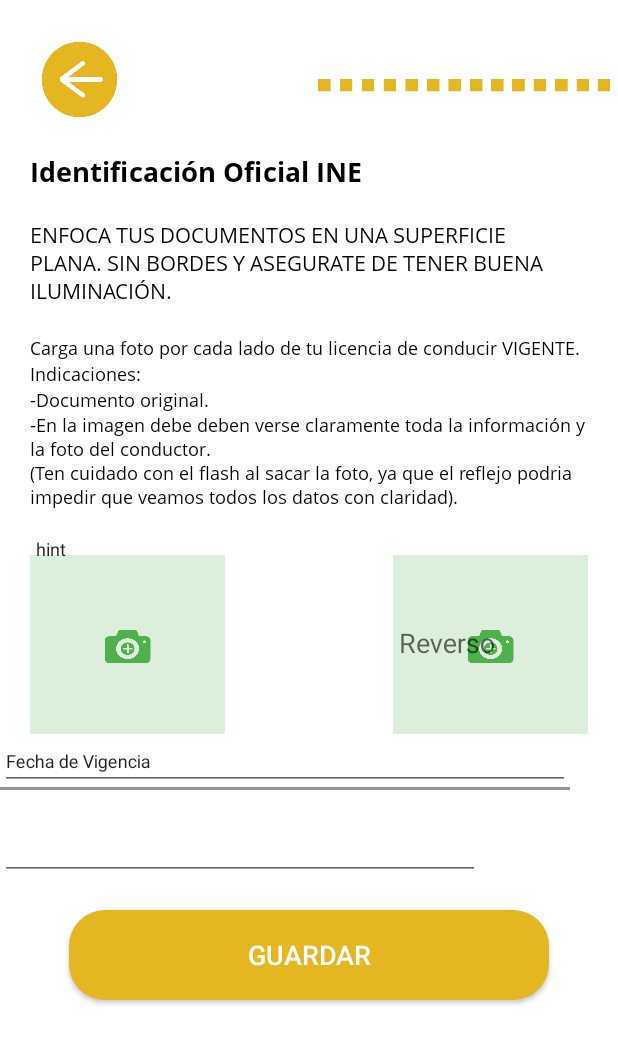
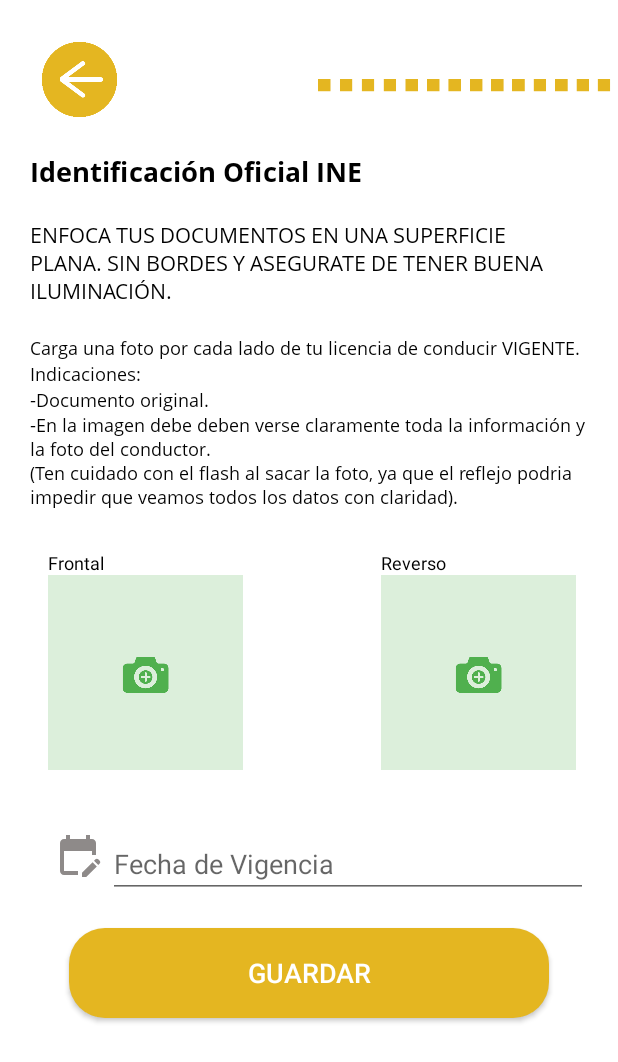
Before and after one commit to tutumAlejandro/TutumConductorV2, an Android app: the MainCapturaLicencia screen opened directly, with no data from a screen before it, on a phone screen of 412 x 824 dp. Shown: the top 1062 px of the screen. Run offline under Robolectric (Android 15) with nearby library versions, the light colour scheme and no system bars.

Commit message:
first commit

```diff
--- a/app/src/main/java/com/example/tutumconductorv2/MainRegistrate.java
+++ b/app/src/main/java/com/example/tutumconductorv2/MainRegistrate.java
@@ -126,7 +126,7 @@
         String Email = email.getEditText().getText().toString().trim();
         String Password = pass.getEditText().getText().toString().trim();
 
-        if(!check_nombre(Nombres) | !check_apeidom(ApeidoP) | !check_apeidop(ApeidoM) | !check_email(Email) | ! check_password(Password))
+        if(!check_nombre(Nombres) | !check_apeidom(ApeidoM) | !check_apeidop(ApeidoP) | !check_email(Email) | ! check_password(Password))
         {
             return;
         }else
--- /dev/null
+++ b/app/src/main/res/drawable/ic_baseline_edit_calendar_24.xml
@@ -0,0 +1,5 @@
+<vector android:height="24dp" android:tint="#8E8A89"
+    android:viewportHeight="24" android:viewportWidth="24"
+    android:width="24dp" xmlns:android="http://schemas.android.com/apk/res/android">
+    <path android:fillColor="@android:color/white" android:pathData="M12,22H5c-1.11,0 -2,-0.9 -2,-2L3.01,6c0,-1.1 0.88,-2 1.99,-2h1V2h2v2h8V2h2v2h1c1.1,0 2,0.9 2,2v6h-2v-2H5v10h7V22zM22.13,16.99l0.71,-0.71c0.39,-0.39 0.39,-1.02 0,-1.41l-0.71,-0.71c-0.39,-0.39 -1.02,-0.39 -1.41,0l-0.71,0.71L22.13,16.99zM21.42,17.7l-5.3,5.3H14v-2.12l5.3,-5.3L21.42,17.7z"/>
+</vector>
--- a/app/src/main/res/layout/activity_main_captura_licencia.xml
+++ b/app/src/main/res/layout/activity_main_captura_licencia.xml
@@ -121,73 +121,74 @@
                 android:layout_width="match_parent"
                 android:layout_height="wrap_content">
 
-                <com.google.android.material.textfield.TextInputLayout
+                <ImageView
                     android:id="@+id/img_frontal_licencia"
                     android:layout_width="@dimen/width_img_camera"
                     android:layout_height="@dimen/heigth_img_camara"
-                    app:errorEnabled="true"
+                    android:layout_marginStart="32dp"
+                    android:layout_marginTop="44dp"
+                    android:contentDescription="@string/imagenes"
                     app:layout_constraintStart_toStartOf="parent"
                     app:layout_constraintTop_toTopOf="parent"
-                    android:layout_marginStart="20dp"
-                    android:layout_marginTop="20dp">
+                    app:srcCompat="@drawable/img_camara_tutum" />
+                <TextView
+                    android:layout_width="wrap_content"
+                    android:layout_height="wrap_content"
+                    android:id="@+id/txt_frontal_licencia"
+                    android:text="@string/img_txt_frontal"
+                    android:textColor="@color/black"
+                    android:textSize="@dimen/size_text_body_capture"
+                    app:layout_constraintStart_toStartOf="@id/img_frontal_licencia"
+                    app:layout_constraintBottom_toTopOf="@id/img_frontal_licencia"/>
 
-                    <com.google.android.material.textfield.TextInputEditText
-                        android:layout_width="match_parent"
-                        android:layout_height="match_parent"
-                        android:foreground="@drawable/img_camara_tutum"
-                        android:hint="hint" />
-                </com.google.android.material.textfield.TextInputLayout>
-
-                <com.google.android.material.textfield.TextInputLayout
+                <ImageView
                     android:id="@+id/img_reverso_licencia"
                     android:layout_width="@dimen/width_img_camera"
                     android:layout_height="@dimen/heigth_img_camara"
-                    android:layout_marginTop="20dp"
+                    android:layout_marginTop="44dp"
+                    android:layout_marginEnd="28dp"
+                    android:contentDescription="@string/imagenes"
+                    app:layout_constraintEnd_toEndOf="parent"
+                    app:layout_constraintTop_toTopOf="parent"
+                    app:srcCompat="@drawable/img_camara_tutum" />
+                <TextView
+                    android:layout_width="wrap_content"
+                    android:layout_height="wrap_content"
+                    android:id="@+id/txt_reverso_licencia"
+                    android:text="@string/img_txt_reverso"
+                    android:textColor="@color/black"
+                    android:textSize="@dimen/size_text_body_capture"
+                    app:layout_constraintStart_toStartOf="@id/img_reverso_licencia"
+                    app:layout_constraintBottom_toTopOf="@id/img_reverso_licencia"/>
+
+
+                <ImageView
+                    android:id="@+id/icon_calendar_licencia"
+                    android:layout_width="@dimen/width_heigth_icon_documents"
+                    android:layout_height="@dimen/width_heigth_icon_documents"
+                    android:layout_marginEnd="4dp"
+                    android:layout_marginBottom="12dp"
+                    android:src="@drawable/ic_baseline_edit_calendar_24"
+                    app:layout_constraintBottom_toBottomOf="parent"
+                    app:layout_constraintEnd_toStartOf="@id/VigenciaLicencia"
+                    app:layout_constraintTop_toTopOf="@id/VigenciaLicencia"/>
+
+                <EditText
+                    android:id="@+id/VigenciaLicencia"
+                    android:layout_width="@dimen/width_boton"
+                    android:layout_height="wrap_content"
+                    android:clickable="true"
+                    android:focusable="false"
+                    android:hint="@string/input_vigencia"
+                    android:importantForAutofill="no"
+                    android:inputType="date"
+                    android:singleLine="true"
+                    app:layout_constraintBottom_toBottomOf="parent"
+                    app:layout_constraintEnd_toEndOf="parent"
+                    app:layout_constraintTop_toBottomOf="@+id/img_reverso_licencia"
                     android:layout_marginEnd="20dp"
-                    app:errorEnabled="true"
-                    app:layout_constraintEnd_toEndOf="parent"
-                    app:layout_constraintTop_toTopOf="parent">
-
-                    <com.google.android.material.textfield.TextInputEditText
-                        android:layout_width="match_parent"
-                        android:layout_height="match_parent"
-                        android:foreground="@drawable/img_camara_tutum"
-                        android:hint="Reverso" />
-
-                </com.google.android.material.textfield.TextInputLayout>
+                    android:layout_marginTop="40dp"/>
             </androidx.constraintlayout.widget.ConstraintLayout>
-
-            <com.google.android.material.textfield.TextInputLayout
-                android:id="@+id/InputVigenciaLicencia"
-                android:layout_width="@dimen/width_input_largo"
-                android:layout_height="match_parent"
-                android:hint="@string/input_vigencia"
-                android:textColorHint="@color/darkest"
-                app:boxBackgroundMode="filled"
-                app:boxStrokeColor="@color/black"
-                app:boxStrokeWidth="2dp"
-                app:hintEnabled="true">
-
-                <com.google.android.material.textfield.TextInputEditText
-                    android:layout_width="match_parent"
-                    android:layout_height="wrap_content"
-                    android:cursorVisible="true"
-                    android:inputType="date"
-                    android:textColor="@color/black"
-                    android:textColorHighlight="@color/black"
-                    android:textColorHint="@color/black"
-                    android:textColorLink="@color/black"
-                    android:textSize="12sp" />
-
-            </com.google.android.material.textfield.TextInputLayout>
-            <EditText
-                android:layout_width="@dimen/width_boton"
-                android:layout_height="@dimen/heigth_boton"
-                android:id="@+id/VigenciaLicencia"
-                android:inputType="date"
-                android:focusable="false"
-                android:clickable="true"
-                android:singleLine="true"/>
 
             <Button
                 android:id="@+id/btn_guardar_licencia"
--- a/app/src/main/res/values/dimens.xml
+++ b/app/src/main/res/values/dimens.xml
@@ -59,4 +59,6 @@
     <dimen name="size_text_body_capture">12sp</dimen>
     <dimen name="width_img_camera">130dp</dimen>
     <dimen name="heigth_img_camara">130dp</dimen>
+    <dimen name="width_heigth_icon_documents">32dp</dimen>
+
 </resources>
--- a/app/src/main/res/values/strings.xml
+++ b/app/src/main/res/values/strings.xml
@@ -114,8 +114,9 @@
     <string name="txt_text7_tarjeton">(Ten cuidado con el flash al sacar la foto, ya que el reflejo podria impedir que veamos todos los datos con claridad).</string>
     <string name="todo">TODO</string>
 
-    <!-- cadenas para el recycler view -->
-    <string name="btn_text_head">encabezado</string>
-    <string name="btn_text_body">cuerpo boton</string>
+    <!-- cadenas para las image view de los documentos-->
+    <string name="img_txt_frontal">Frontal</string>
+    <string name="img_txt_reverso">Reverso</string>
+    <string name="img_txt_lateral">Lateral</string>
 
 </resources>
--- a/app/src/main/res/values/themes.xml
+++ b/app/src/main/res/values/themes.xml
@@ -4,7 +4,7 @@
         <!-- Primary brand color. -->
         <item name="colorPrimary">@color/darkest</item>
         <item name="colorPrimaryDark">@color/purple_700</item>
-        <item name="colorAccent">@color/gray</item>
+        <item name="colorAccent">@color/white</item>
         <!-- Customize your theme here. -->
     </style>
 
```
